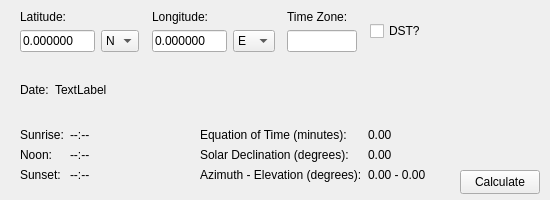
This is src/MainWindow.ui in codymj/SolarCalculator as Qt 5 draws it before an edit. The edited form follows.
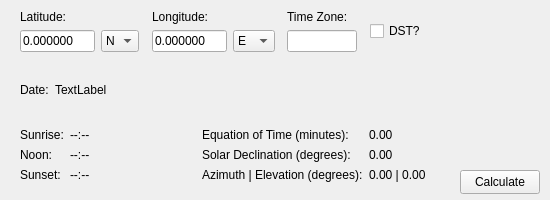
This is the edited form.

Commit message: Implement azimuth/elevation + fix calc errors

```diff
--- a/src/MainWindow.ui
+++ b/src/MainWindow.ui
@@ -401,14 +401,14 @@
          <item row="2" column="0">
           <widget class="QLabel" name="label_10">
            <property name="text">
-            <string>Azimuth - Elevation (degrees):</string>
+            <string>Azimuth | Elevation (degrees):</string>
            </property>
           </widget>
          </item>
          <item row="2" column="1">
           <widget class="QLabel" name="aeLabel">
            <property name="text">
-            <string>0.00 - 0.00</string>
+            <string>0.00 | 0.00</string>
            </property>
           </widget>
          </item>
```
The commit also changes 7 other files.
